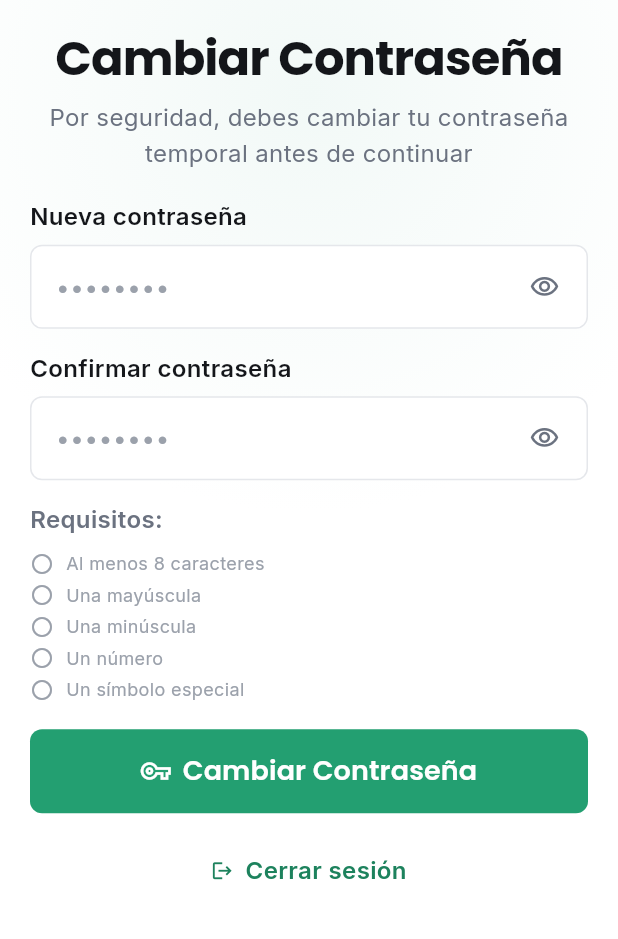
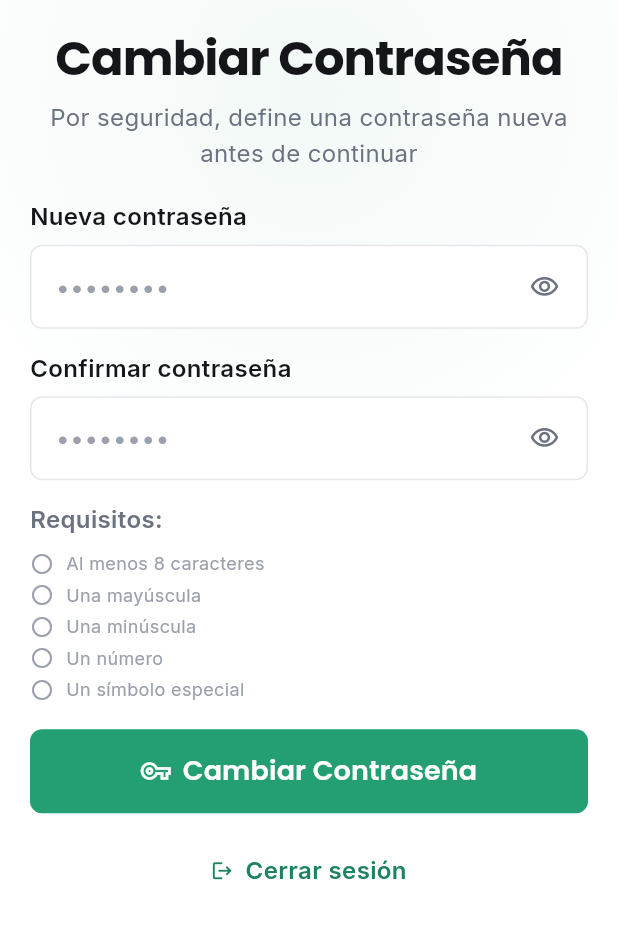
Before and after one commit to jorgeIMendoza/sozu-cliente-app, a Flutter app: the ChangePasswordScreen screen opened by its route, on a phone screen of 412 x 824 dp, the part 221-1160 px from its top. Run offline on Flutter 3.47's test engine with Material 3 defaults, Android fonts, the phone set to English and light mode, and no system bars; our stand-ins replace cached_network_image, device_info_plus, firebase_core, firebase_messaging, flutter_cache_manager, flutter_dotenv and 11 more; missing offline and left inert: dart:js_interop, file_selector, pdfx; accounts and stored records are empty; network calls fail.

Commit message:
fix(auth): no prometer una contrasena temporal que puede no existir
Desde el PR #250 del backend, quien abre el enlace de "olvide mi contrasena"
tambien aterriza en esta pantalla. Por ese camino NO hay temporal: el modo
publico de reset-user-password no toca la cuenta a proposito (para que un
anonimo no pueda alterar la de otro), asi que la persona conserva la suya.

Decirle "cambia tu contrasena temporal" la empuja a teclear la que ya tenia, y
el backend la rechaza con 422 same_password. Es el mismo incidente que el
commit anterior: uno ocultaba el motivo, este lo provocaba.

El texto neutral sirve para los dos caminos, sin ramificar por origen.

Co-Authored-By: Claude Opus 5 (1M context) <noreply@anthropic.com>

```diff
--- a/lib/features/auth/screens/change_password_screen.dart
+++ b/lib/features/auth/screens/change_password_screen.dart
@@ -96,9 +96,13 @@ class _ChangePasswordScreenState extends ConsumerState<ChangePasswordScreen> {
           SizedBox(height: t.space.lg),
           const AuthTitle('Cambiar Contraseña'),
           SizedBox(height: t.space.xs),
+          // "Tu contraseña temporal" ya no siempre es cierto: quien abre el
+          // enlace de recuperación aterriza aquí conservando la suya (el modo
+          // público de reset-user-password no toca la cuenta a propósito), y
+          // hablarle de una temporal lo empujaba a teclear la que ya tenía, que
+          // el backend rechaza. Neutral sirve para los dos caminos.
           const AuthSubtitle(
-            'Por seguridad, debes cambiar tu contraseña temporal antes de '
-            'continuar',
+            'Por seguridad, define una contraseña nueva antes de continuar',
           ),
           SizedBox(height: t.space.lg),
           // No quitar: sin AutofillGroup el gestor de contrasenas no reconoce
```
